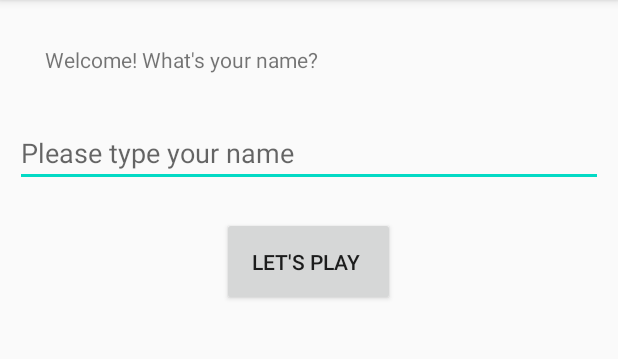
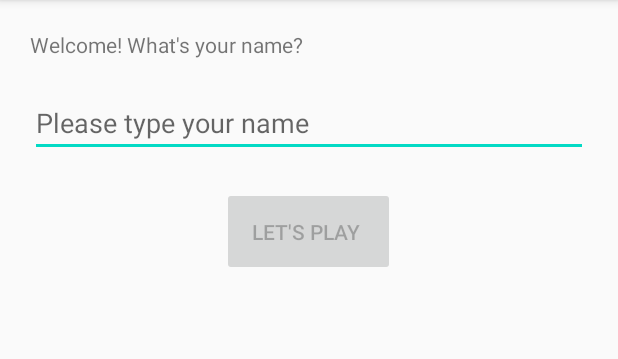
Before and after one commit to ashenmalaka/TopQuiz_Android_App, an Android app: the screen it shows after launch (MainActivity), on a phone screen of 412 x 824 dp, the part 84-443 px from its top. Run offline under Robolectric (Android 15) with nearby library versions, the phone set to English and light mode, and no system bars.

Commit message:
Refereed to elements created in xml file

```diff
--- a/app/src/main/java/com/ashenmalaka/topquiz/MainActivity.kt
+++ b/app/src/main/java/com/ashenmalaka/topquiz/MainActivity.kt
@@ -1,12 +1,47 @@
 package com.ashenmalaka.topquiz
 
+import android.os.Bundle
+import android.text.Editable
+import android.text.TextWatcher
+import android.view.View
+import android.widget.Button
+import android.widget.EditText
+import android.widget.TextView
 import androidx.appcompat.app.AppCompatActivity
-import android.os.Bundle
 
-class MainActivity : AppCompatActivity() {
-
+internal class MainActivity : AppCompatActivity() {
+    private var mGreetingText: TextView? = null
+    private var mNameInput: EditText? = null
+    private var mPlayButton: Button? = null
     override fun onCreate(savedInstanceState: Bundle?) {
         super.onCreate(savedInstanceState)
         setContentView(R.layout.activity_main)
+        mGreetingText =
+            findViewById<View>(R.id.activity_main_greeting_txt) as TextView
+        mNameInput = findViewById<View>(R.id.activity_main_name_input) as EditText
+        mPlayButton =
+            findViewById<View>(R.id.activity_main_play_btn) as Button
+        mPlayButton!!.isEnabled = false
+        mNameInput!!.addTextChangedListener(object : TextWatcher {
+            override fun beforeTextChanged(
+                s: CharSequence,
+                start: Int,
+                count: Int,
+                after: Int
+            ) {
+            }
+
+            override fun onTextChanged(
+                s: CharSequence,
+                start: Int,
+                before: Int,
+                count: Int
+            ) {
+                mPlayButton!!.isEnabled = s.toString().isNotEmpty()
+            }
+
+            override fun afterTextChanged(s: Editable) {}
+        })
+        mPlayButton!!.setOnClickListener { }
     }
 }
--- a/app/src/main/res/layout/activity_main.xml
+++ b/app/src/main/res/layout/activity_main.xml
@@ -1,6 +1,5 @@
 <?xml version="1.0" encoding="utf-8"?>
-<LinearLayout
-    xmlns:android="http://schemas.android.com/apk/res/android"
+<LinearLayout xmlns:android="http://schemas.android.com/apk/res/android"
     xmlns:tools="http://schemas.android.com/tools"
     android:layout_width="match_parent"
     android:layout_height="match_parent"
@@ -8,25 +7,28 @@
     tools:context="com.ashenmalaka.topquiz.MainActivity">
 
     <TextView
+        android:id="@+id/activity_main_greeting_txt"
         android:layout_width="wrap_content"
         android:layout_height="wrap_content"
-        android:text="@string/welcome_what_s_your_name"
-        android:padding="20dp"
-        android:layout_margin="10dp" />
+        android:layout_margin="10dp"
+        android:padding="10dp"
+        android:text="@string/welcome_what_s_your_name" />
 
     <EditText
+        android:id="@+id/activity_main_name_input"
         android:layout_width="match_parent"
         android:layout_height="wrap_content"
-        android:layout_marginStart="10dp"
-        android:layout_marginEnd="10dp"
-        android:hint="Please type your name"/>
+        android:layout_marginStart="20dp"
+        android:layout_marginEnd="20dp"
+        android:hint="Please type your name" />
 
     <Button
+        android:id="@+id/activity_main_play_btn"
         android:layout_width="wrap_content"
         android:layout_height="wrap_content"
+        android:layout_gravity="center_horizontal"
         android:layout_marginTop="20dp"
         android:padding="20dp"
-        android:layout_gravity="center_horizontal"
-        android:text="Let's play "/>
+        android:text="Let's play " />
 
 </LinearLayout>
```
